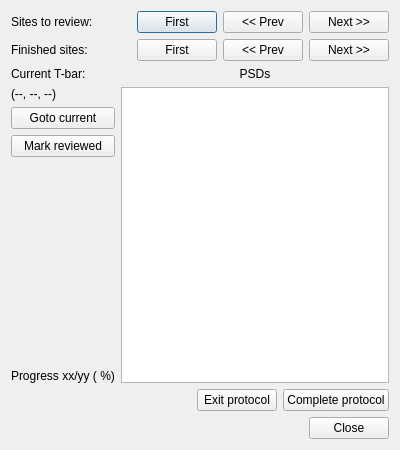
This is neurolabi/gui/protocols/synapsereviewprotocol.ui in janelia-flyem/NeuTu as Qt 5 draws it before an edit. The edited form follows.
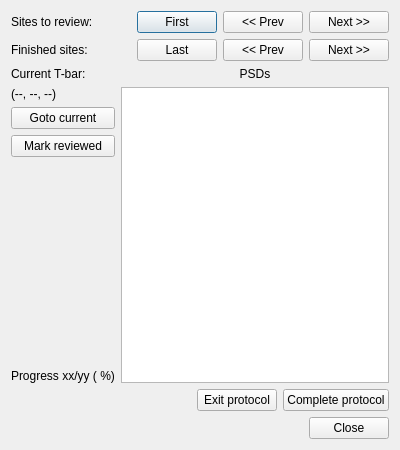
This is the edited form.

Commit message: implemented finished sites navigation

The edit to the form file:
```diff
--- a/neurolabi/gui/protocols/synapsereviewprotocol.ui
+++ b/neurolabi/gui/protocols/synapsereviewprotocol.ui
@@ -87,7 +87,7 @@
      <item>
       <widget class="QPushButton" name="finishedFirstbutton">
        <property name="text">
-        <string>First</string>
+        <string>Last</string>
        </property>
       </widget>
      </item>
```
Left out of the diff: 2 changed lines with no effect on the pictures. The commit also changes 2 other files.
